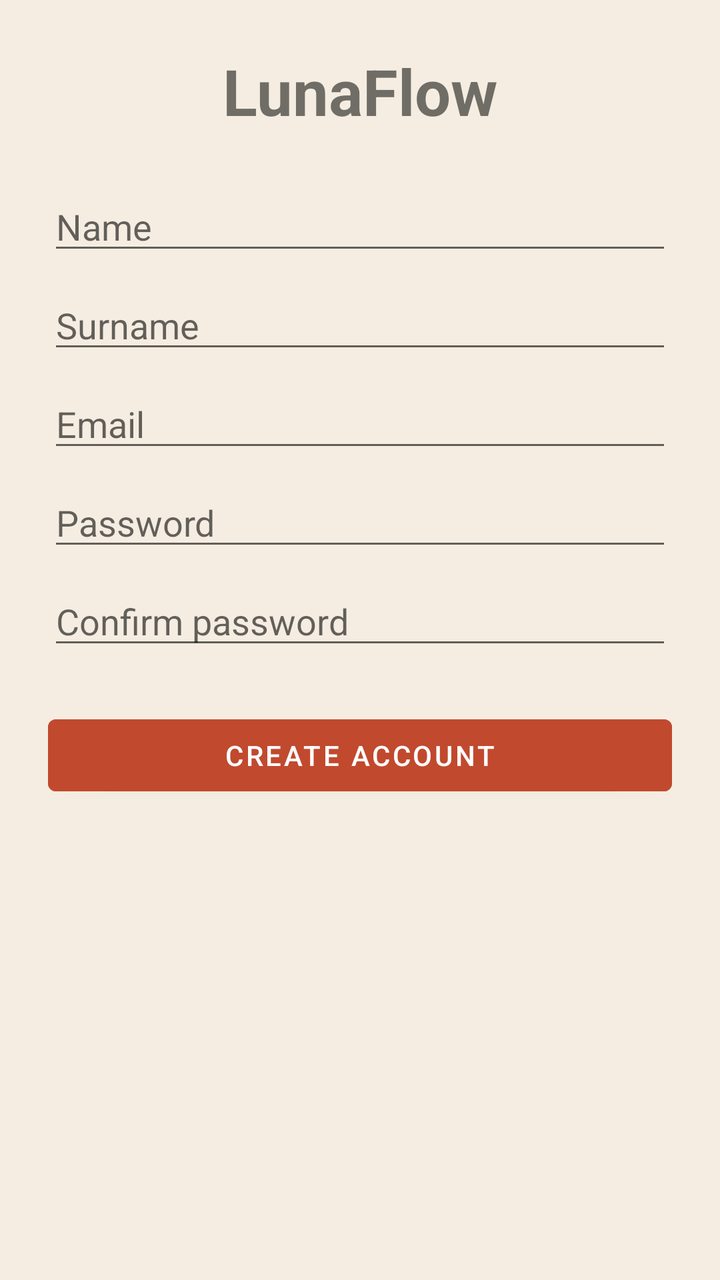
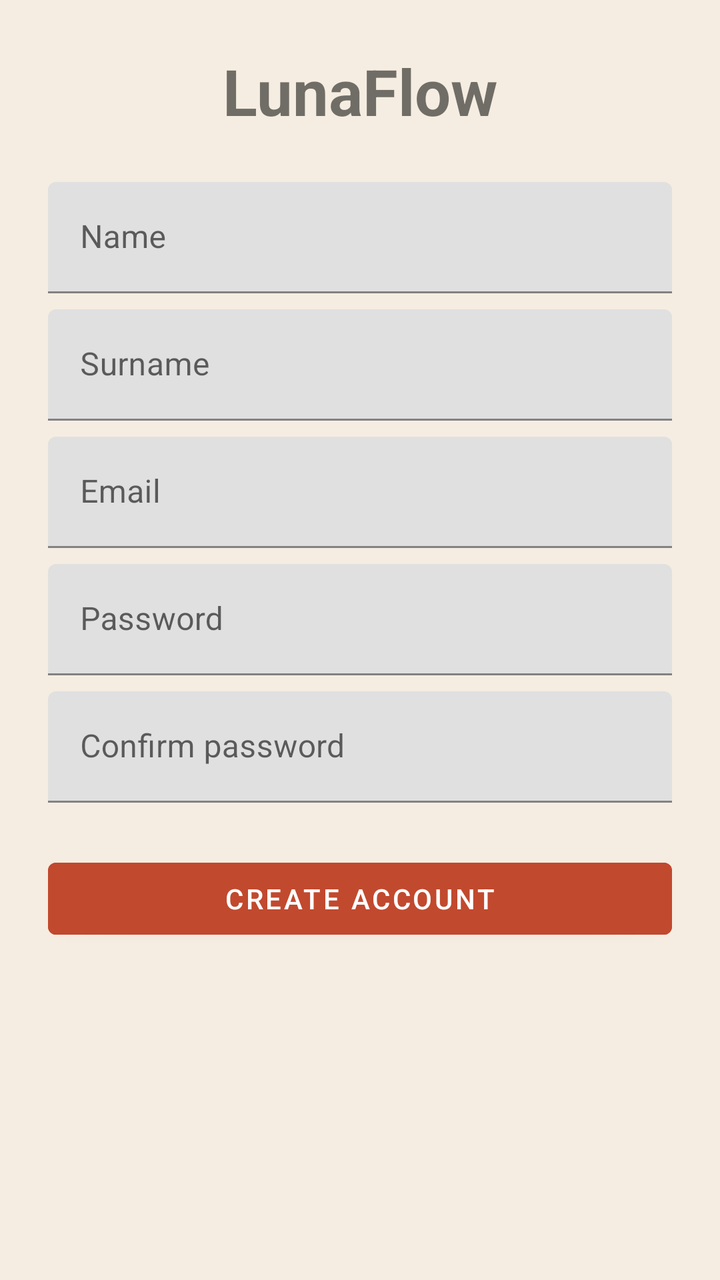

Before-and-after screenshots of an Android layout around one commit, followed by the original layout XML and the change that was made.
<!-- AndroidManifest.xml: application theme Theme.LunaFlow -->
<!-- res/layout/activity_register.xml -->
<ScrollView xmlns:android="http://schemas.android.com/apk/res/android"
    android:layout_width="match_parent"
    android:layout_height="match_parent"
    android:background="#F5EDE1"
    android:padding="24dp">

    <LinearLayout
        android:orientation="vertical"
        android:layout_width="match_parent"
        android:layout_height="wrap_content">

        <TextView
            android:text="LunaFlow"
            android:textSize="32sp"
            android:textStyle="bold"
            android:textAlignment="center"
            android:layout_marginBottom="24dp"
            android:layout_width="match_parent"
            android:layout_height="wrap_content"/>

        <EditText
            android:id="@+id/nameEditText"
            android:hint="Name"
            android:layout_width="match_parent"
            android:layout_height="wrap_content"/>

        <EditText
            android:id="@+id/surnameEditText"
            android:hint="Surname"
            android:layout_marginTop="8dp"
            android:layout_width="match_parent"
            android:layout_height="wrap_content"/>

        <EditText
            android:id="@+id/emailEditText"
            android:hint="Email"
            android:layout_marginTop="8dp"
            android:layout_width="match_parent"
            android:layout_height="wrap_content"/>

        <EditText
            android:id="@+id/passwordEditText"
            android:hint="Password"
            android:inputType="textPassword"
            android:layout_marginTop="8dp"
            android:layout_width="match_parent"
            android:layout_height="wrap_content"/>

        <EditText
            android:id="@+id/confirmPasswordEditText"
            android:hint="Confirm password"
            android:inputType="textPassword"
            android:layout_marginTop="8dp"
            android:layout_width="match_parent"
            android:layout_height="wrap_content"/>

        <Button
            android:id="@+id/registerButton"
            android:text="Create account"
            android:layout_marginTop="24dp"
            android:backgroundTint="#C1492E"
            android:textColor="@android:color/white"
            android:layout_width="match_parent"
            android:layout_height="wrap_content"/>
    </LinearLayout>
</ScrollView>
<!-- resources referenced by this layout -->
<resources>
  <style name="Theme.LunaFlow" parent="Theme.MaterialComponents.DayNight.DarkActionBar">
          
          <item name="colorPrimary">@color/purple_500</item>
          <item name="colorPrimaryVariant">@color/purple_700</item>
          <item name="colorOnPrimary">@color/white</item>
          
          <item name="colorSecondary">@color/teal_200</item>
          <item name="colorSecondaryVariant">@color/teal_700</item>
          <item name="colorOnSecondary">@color/black</item>
          
          <item name="android:statusBarColor">?attr/colorPrimaryVariant</item>
          
      </style>
  <color name="purple_500">#FF6200EE</color>
  <color name="purple_700">#FF3700B3</color>
  <color name="white">#FFFFFFFF</color>
  <color name="teal_200">#FF03DAC5</color>
  <color name="teal_700">#FF018786</color>
  <color name="black">#FF000000</color>
</resources>

<!-- the commit's change to res/layout/activity_register.xml (unified diff, before → after) -->
@@ -18,42 +18,79 @@
             android:layout_width="match_parent"
             android:layout_height="wrap_content"/>
 
-        <EditText
-            android:id="@+id/nameEditText"
-            android:hint="Name"
+        
+        <com.google.android.material.textfield.TextInputLayout
+            android:id="@+id/nameLayout"
             android:layout_width="match_parent"
-            android:layout_height="wrap_content"/>
+            android:layout_height="wrap_content">
 
-        <EditText
-            android:id="@+id/surnameEditText"
-            android:hint="Surname"
-            android:layout_marginTop="8dp"
+            <com.google.android.material.textfield.TextInputEditText
+                android:id="@+id/nameEditText"
+                android:hint="Name"
+                android:layout_width="match_parent"
+                android:layout_height="wrap_content"/>
+        </com.google.android.material.textfield.TextInputLayout>
+
+        
+        <com.google.android.material.textfield.TextInputLayout
+            android:id="@+id/surnameLayout"
             android:layout_width="match_parent"
-            android:layout_height="wrap_content"/>
+            android:layout_height="wrap_content"
+            android:layout_marginTop="8dp">
 
-        <EditText
-            android:id="@+id/emailEditText"
-            android:hint="Email"
-            android:layout_marginTop="8dp"
+            <com.google.android.material.textfield.TextInputEditText
+                android:id="@+id/surnameEditText"
+                android:hint="Surname"
+                android:layout_width="match_parent"
+                android:layout_height="wrap_content"/>
+        </com.google.android.material.textfield.TextInputLayout>
+
+        
+        <com.google.android.material.textfield.TextInputLayout
+            android:id="@+id/emailLayout"
             android:layout_width="match_parent"
-            android:layout_height="wrap_content"/>
+            android:layout_height="wrap_content"
+            android:layout_marginTop="8dp">
 
-        <EditText
-            android:id="@+id/passwordEditText"
-            android:hint="Password"
-            android:inputType="textPassword"
-            android:layout_marginTop="8dp"
+            <com.google.android.material.textfield.TextInputEditText
+                android:id="@+id/emailEditText"
+                android:hint="Email"
+                android:inputType="textEmailAddress"
+                android:layout_width="match_parent"
+                android:layout_height="wrap_content"/>
+        </com.google.android.material.textfield.TextInputLayout>
+
+        
+        <com.google.android.material.textfield.TextInputLayout
+            android:id="@+id/passwordLayout"
             android:layout_width="match_parent"
-            android:layout_height="wrap_content"/>
+            android:layout_height="wrap_content"
+            android:layout_marginTop="8dp">
 
-        <EditText
-            android:id="@+id/confirmPasswordEditText"
-            android:hint="Confirm password"
-            android:inputType="textPassword"
-            android:layout_marginTop="8dp"
+            <com.google.android.material.textfield.TextInputEditText
+                android:id="@+id/passwordEditText"
+                android:hint="Password"
+                android:inputType="textPassword"
+                android:layout_width="match_parent"
+                android:layout_height="wrap_content"/>
+        </com.google.android.material.textfield.TextInputLayout>
+
+        
+        <com.google.android.material.textfield.TextInputLayout
+            android:id="@+id/confirmPasswordLayout"
             android:layout_width="match_parent"
-            android:layout_height="wrap_content"/>
+            android:layout_height="wrap_content"
+            android:layout_marginTop="8dp">
 
+            <com.google.android.material.textfield.TextInputEditText
+                android:id="@+id/confirmPasswordEditText"
+                android:hint="Confirm password"
+                android:inputType="textPassword"
+                android:layout_width="match_parent"
+                android:layout_height="wrap_content"/>
+        </com.google.android.material.textfield.TextInputLayout>
+
+        
         <Button
             android:id="@+id/registerButton"
             android:text="Create account"
